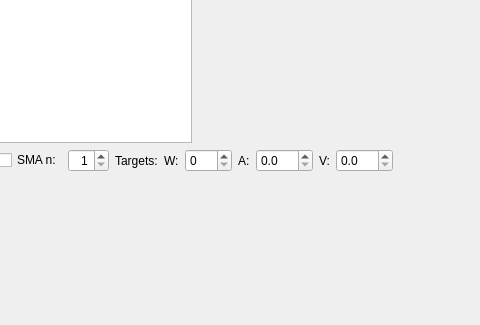
Old version of the form performancehistory.ui in the repository coryo/amphetype2; both pictures show x 341 to 821 and y 89 to 414 of the 821 by 414 pixel window.
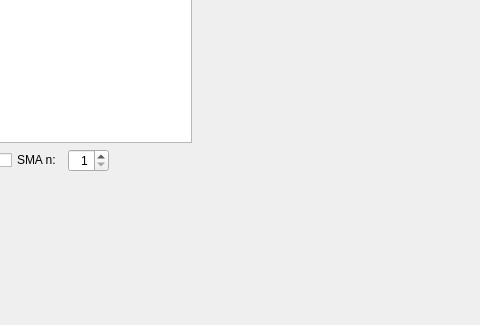
New version of the form. Custom widgets are drawn as their Qt base class.

The edit to the form file:
```diff
--- a/performancehistory.ui
+++ b/performancehistory.ui
@@ -184,22 +184,10 @@
       </property>
       <item>
        <layout class="QGridLayout" name="gridLayout_2">
-        <item row="0" column="13">
-         <widget class="QDoubleSpinBox" name="targetVisDoubleSpinBox">
-          <property name="sizePolicy">
-           <sizepolicy hsizetype="Minimum" vsizetype="Fixed">
-            <horstretch>0</horstretch>
-            <verstretch>0</verstretch>
-           </sizepolicy>
-          </property>
-          <property name="decimals">
-           <number>1</number>
-          </property>
-          <property name="maximum">
-           <double>100.000000000000000</double>
-          </property>
-          <property name="singleStep">
-           <double>0.100000000000000</double>
+        <item row="0" column="2">
+         <widget class="QCheckBox" name="plotCheckBox">
+          <property name="text">
+           <string>Hide Plot</string>
           </property>
          </widget>
         </item>
@@ -236,13 +224,6 @@
           </property>
          </widget>
         </item>
-        <item row="0" column="2">
-         <widget class="QCheckBox" name="plotCheckBox">
-          <property name="text">
-           <string>Hide Plot</string>
-          </property>
-         </widget>
-        </item>
         <item row="0" column="5">
          <widget class="QCheckBox" name="dampenCheckBox">
           <property name="sizePolicy">
@@ -256,7 +237,29 @@
           </property>
          </widget>
         </item>
-        <item row="0" column="14">
+        <item row="0" column="6">
+         <widget class="QSpinBox" name="smaWindowSpinBox">
+          <property name="minimumSize">
+           <size>
+            <width>0</width>
+            <height>0</height>
+           </size>
+          </property>
+          <property name="maximumSize">
+           <size>
+            <width>16777215</width>
+            <height>16777215</height>
+           </size>
+          </property>
+          <property name="alignment">
+           <set>Qt::AlignRight|Qt::AlignTrailing|Qt::AlignVCenter</set>
+          </property>
+          <property name="minimum">
+           <number>1</number>
+          </property>
+         </widget>
+        </item>
+        <item row="0" column="7">
          <spacer name="horizontalSpacer">
           <property name="orientation">
            <enum>Qt::Horizontal</enum>
@@ -276,29 +279,7 @@
           </property>
          </widget>
         </item>
-        <item row="0" column="6">
-         <widget class="QSpinBox" name="smaWindowSpinBox">
-          <property name="minimumSize">
-           <size>
-            <width>0</width>
-            <height>0</height>
-           </size>
-          </property>
-          <property name="maximumSize">
-           <size>
-            <width>16777215</width>
-            <height>16777215</height>
-           </size>
-          </property>
-          <property name="alignment">
-           <set>Qt::AlignRight|Qt::AlignTrailing|Qt::AlignVCenter</set>
-          </property>
-          <property name="minimum">
-           <number>1</number>
-          </property>
-         </widget>
-        </item>
-        <item row="1" column="0" colspan="15">
+        <item row="1" column="0" colspan="8">
          <widget class="QCustomPlot" name="performancePlot" native="true">
           <property name="sizePolicy">
            <sizepolicy hsizetype="Expanding" vsizetype="Expanding">
@@ -314,66 +295,6 @@
           </property>
          </widget>
         </item>
-        <item row="0" column="11">
-         <widget class="QDoubleSpinBox" name="targetAccDoubleSpinBox">
-          <property name="sizePolicy">
-           <sizepolicy hsizetype="Minimum" vsizetype="Fixed">
-            <horstretch>0</horstretch>
-            <verstretch>0</verstretch>
-           </sizepolicy>
-          </property>
-          <property name="decimals">
-           <number>1</number>
-          </property>
-          <property name="maximum">
-           <double>100.000000000000000</double>
-          </property>
-          <property name="singleStep">
-           <double>0.100000000000000</double>
-          </property>
-         </widget>
-        </item>
-        <item row="0" column="7">
-         <widget class="QLabel" name="label_6">
-          <property name="text">
-           <string>Targets:</string>
-          </property>
-         </widget>
-        </item>
-        <item row="0" column="8">
-         <widget class="QLabel" name="label_7">
-          <property name="text">
-           <string>W:</string>
-          </property>
-         </widget>
-        </item>
-        <item row="0" column="10">
-         <widget class="QLabel" name="label_8">
-          <property name="text">
-           <string>A:</string>
-          </property>
-         </widget>
-        </item>
-        <item row="0" column="9">
-         <widget class="QSpinBox" name="targetWpmSpinBox">
-          <property name="sizePolicy">
-           <sizepolicy hsizetype="Minimum" vsizetype="Fixed">
-            <horstretch>0</horstretch>
-            <verstretch>0</verstretch>
-           </sizepolicy>
-          </property>
-          <property name="maximum">
-           <number>999</number>
-          </property>
-         </widget>
-        </item>
-        <item row="0" column="12">
-         <widget class="QLabel" name="label_9">
-          <property name="text">
-           <string>V:</string>
-          </property>
-         </widget>
-        </item>
        </layout>
       </item>
      </layout>
```
